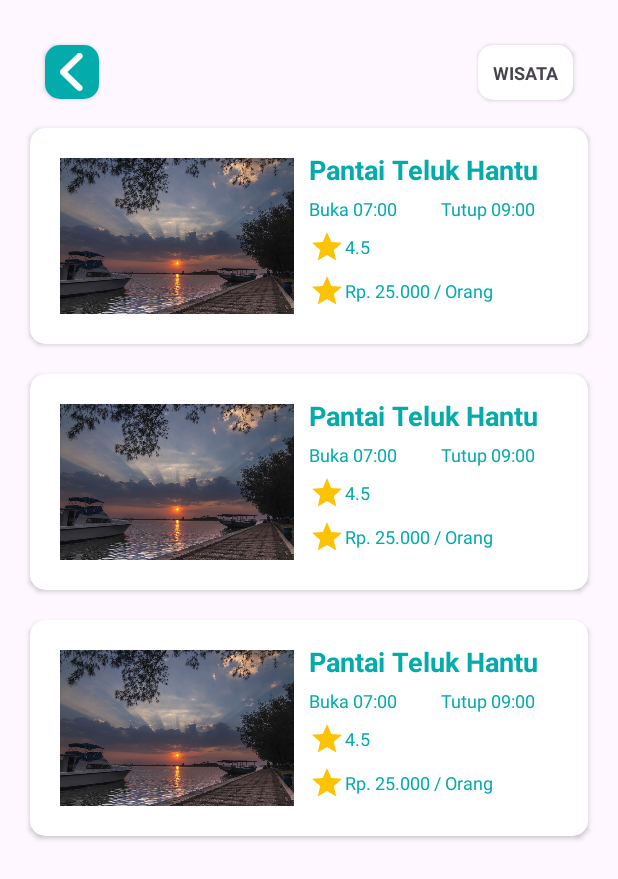
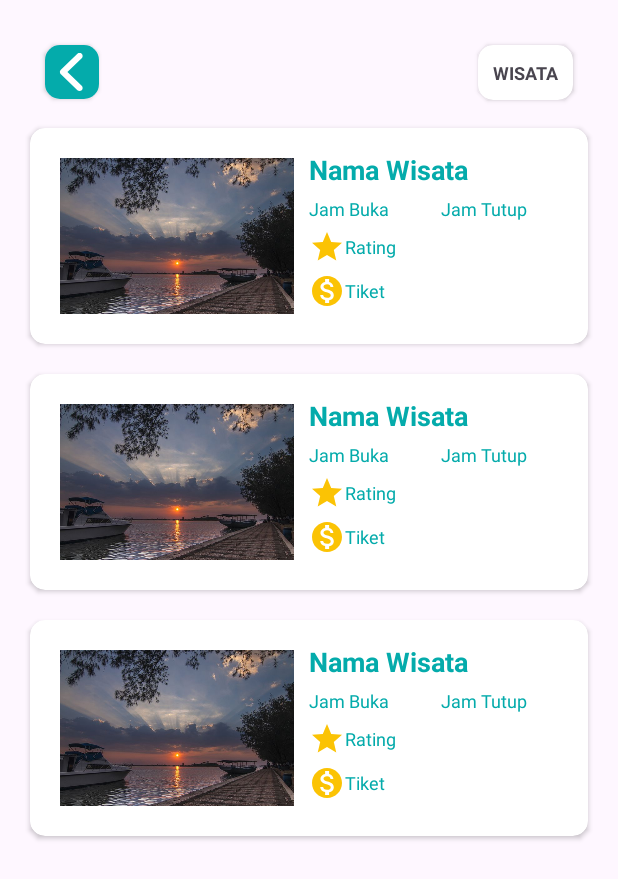
Before and after one commit to bedhoel05/Lampung-Explore, an Android app: the layout activity_wisata.xml on its own in the app's theme, with its tools: preview values and no code run, on a phone screen of 412 x 824 dp. Shown: the top 879 px of the screen. Run offline under Robolectric (Android 15) with nearby library versions, the phone set to English and light mode, and no system bars.

Commit message:
Intent dengan recycler view dan menampilkan data ke Detail wisataActivity

```diff
--- a/app/build.gradle.kts
+++ b/app/build.gradle.kts
@@ -45,6 +45,7 @@ dependencies {
     implementation("com.google.android.gms:play-services-maps:18.2.0")
     implementation("com.google.firebase:firebase-auth:22.3.0")
     implementation("com.google.firebase:firebase-database:20.3.0")
+    implementation("com.google.firebase:firebase-firestore:24.10.0")
     testImplementation("junit:junit:4.13.2")
     androidTestImplementation("androidx.test.ext:junit:1.1.5")
     androidTestImplementation("androidx.test.espresso:espresso-core:3.5.1")
--- /dev/null
+++ b/app/src/main/res/drawable/money.xml
@@ -0,0 +1,5 @@
+<vector android:height="24dp" android:tint="#FBC304"
+    android:viewportHeight="24" android:viewportWidth="24"
+    android:width="24dp" xmlns:android="http://schemas.android.com/apk/res/android">
+    <path android:fillColor="@android:color/white" android:pathData="M12,2C6.48,2 2,6.48 2,12s4.48,10 10,10 10,-4.48 10,-10S17.52,2 12,2zM13.41,18.09L13.41,20h-2.67v-1.93c-1.71,-0.36 -3.16,-1.46 -3.27,-3.4h1.96c0.1,1.05 0.82,1.87 2.65,1.87 1.96,0 2.4,-0.98 2.4,-1.59 0,-0.83 -0.44,-1.61 -2.67,-2.14 -2.48,-0.6 -4.18,-1.62 -4.18,-3.67 0,-1.72 1.39,-2.84 3.11,-3.21L10.74,4h2.67v1.95c1.86,0.45 2.79,1.86 2.85,3.39L14.3,9.34c-0.05,-1.11 -0.64,-1.87 -2.22,-1.87 -1.5,0 -2.4,0.68 -2.4,1.64 0,0.84 0.65,1.39 2.67,1.91s4.18,1.39 4.18,3.91c-0.01,1.83 -1.38,2.83 -3.12,3.16z"/>
+</vector>
--- a/app/src/main/res/layout/list_wisata.xml
+++ b/app/src/main/res/layout/list_wisata.xml
@@ -40,7 +40,7 @@
                 android:layout_width="match_parent"
                 android:layout_height="wrap_content"
                 android:layout_marginTop="5dp"
-                android:text="Pantai Teluk Hantu"
+                android:text="Nama Wisata"
                 android:textColor="@color/primary"
                 android:textSize="18sp"
                 android:textStyle="bold" />
@@ -56,7 +56,7 @@
                     android:layout_height="wrap_content"
                     android:layout_marginTop="5dp"
                     android:layout_weight="1"
-                    android:text="Buka 07:00"
+                    android:text="Jam Buka"
                     android:textColor="@color/primary"
                     android:textSize="12sp" />
 
@@ -66,7 +66,7 @@
                     android:layout_height="wrap_content"
                     android:layout_marginTop="5dp"
                     android:layout_weight="1"
-                    android:text="Tutup 09:00"
+                    android:text="Jam Tutup"
                     android:textColor="@color/primary"
                     android:textSize="12sp" />
             </LinearLayout>
@@ -91,7 +91,7 @@
                     android:layout_width="wrap_content"
                     android:layout_height="wrap_content"
                     android:layout_weight="1"
-                    android:text="4.5"
+                    android:text="Rating"
                     android:textColor="@color/primary"
                     android:textSize="12sp" />
 
@@ -110,14 +110,14 @@
                     android:layout_width="wrap_content"
                     android:layout_height="wrap_content"
                     android:adjustViewBounds="true"
-                    android:src="@drawable/star" />
+                    android:src="@drawable/money" />
 
                 <TextView
                     android:id="@+id/txt_list_wisata_tikcet"
                     android:layout_width="wrap_content"
                     android:layout_height="wrap_content"
                     android:layout_weight="1"
-                    android:text="Rp. 25.000 / Orang"
+                    android:text="Tiket"
                     android:textColor="@color/primary"
                     android:textSize="12sp" />
             </LinearLayout>
```
Also changed, not shown: app/src/main/java/com/example/visitinglampung/wisata/dataWisata.java (+12 -3 lines), app/src/main/java/com/example/visitinglampung/wisata/wisataActivity.java (+47 -6 lines), app/src/main/java/com/example/visitinglampung/wisata/wisataAdapter.java (+25 -1 lines).
